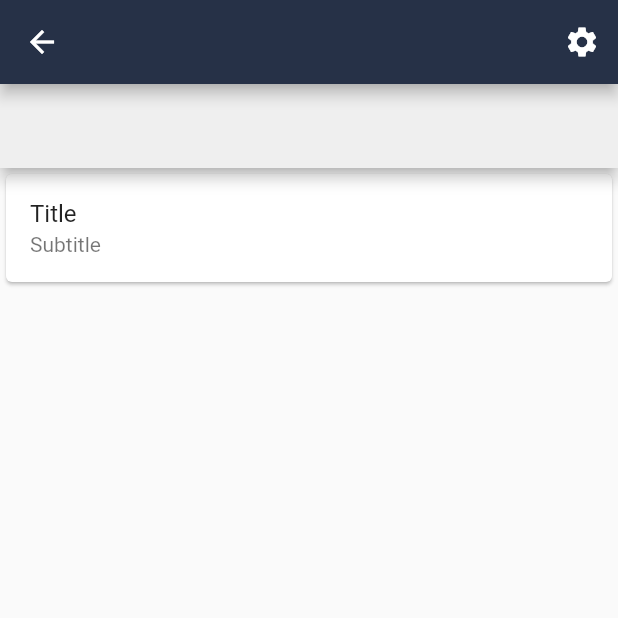
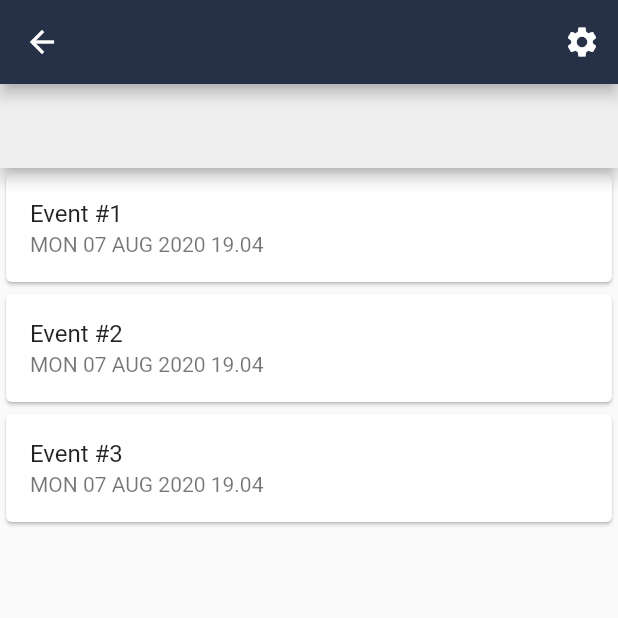
Before and after one commit to pingmpz/police_app, a Flutter app: the screen it shows after launch, after a tap on the "format list bulleted" icon, on a phone screen of 412 x 824 dp, the top half of it. Run offline on Flutter 3.47's test engine with Material 2 defaults, Android fonts, the phone set to English and light mode, and no system bars.

Commit message:
Just Coding

```diff
--- /dev/null
+++ b/lib/Event.dart
@@ -0,0 +1,6 @@
+class Event {
+  int id;
+  String title;
+  String subtitle;
+  Event(this.id, this.title, this.subtitle);
+}
--- a/lib/eventlistpage.dart
+++ b/lib/eventlistpage.dart
@@ -1,4 +1,6 @@
 import 'package:flutter/material.dart';
+
+import 'Event.dart';
 
 class MyEventListPage extends StatefulWidget {
   @override
@@ -10,6 +12,40 @@ class _MyEventListPageState extends State<MyEventListPage> {
   Color icon1Color = Colors.white;
   Color appBar2Color = Color(0xFFEFEFEF);
   Color icon2Color = Color(0xFF263147);
+
+  // !- Test Data
+  List<Event> eventList = new List();
+  List<Widget> cards = new List();
+
+  @override
+  void initState() {
+    testData(); // !- For Test Only
+    setEventList();
+    super.initState();
+  }
+
+  // !- Test Data
+  void testData(){
+    eventList.add(new Event(1, 'Event #1', 'MON 07 AUG 2020 19.04'));
+    eventList.add(new Event(2, 'Event #2', 'MON 07 AUG 2020 19.04'));
+    eventList.add(new Event(3, 'Event #3', 'MON 07 AUG 2020 19.04'));
+  }
+
+  void setEventList() {
+      cards.clear();
+      for (int i = 0; i < eventList.length; i++) {
+        cards.add(
+          Card(
+            child: ListTile(
+                title: Text(eventList[i].title),
+                subtitle: Text(eventList[i].subtitle),
+                onTap: () {
+                  // !- F
+                }),
+          ),
+        );
+      }
+  }
 
   @override
   Widget build(BuildContext context) {
@@ -33,17 +69,7 @@ class _MyEventListPageState extends State<MyEventListPage> {
         ),
         body: Center(
           child: ListView(
-            children: <Widget>[
-              Card(
-                child: ListTile(
-                  title: Text('Title'),
-                  subtitle: Text('Subtitle'),
-                  onTap: () {
-                    // !- F
-                  },
-                ),
-              ),
-            ],
+            children: cards,
           ),
         ),
       ),
```
